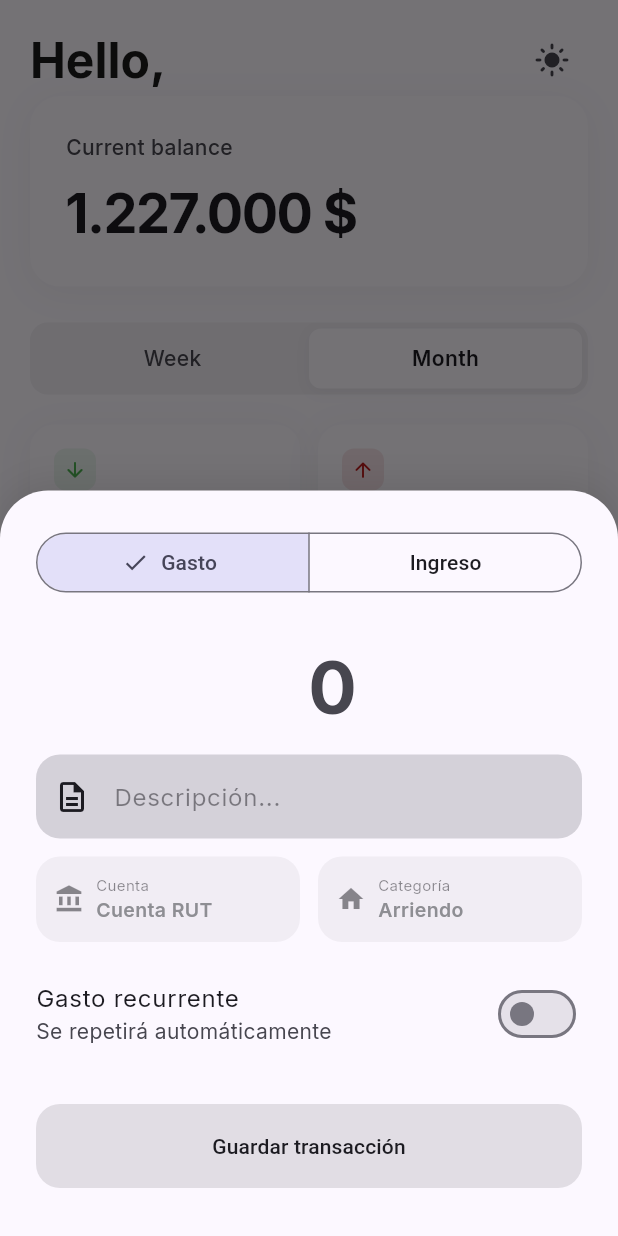
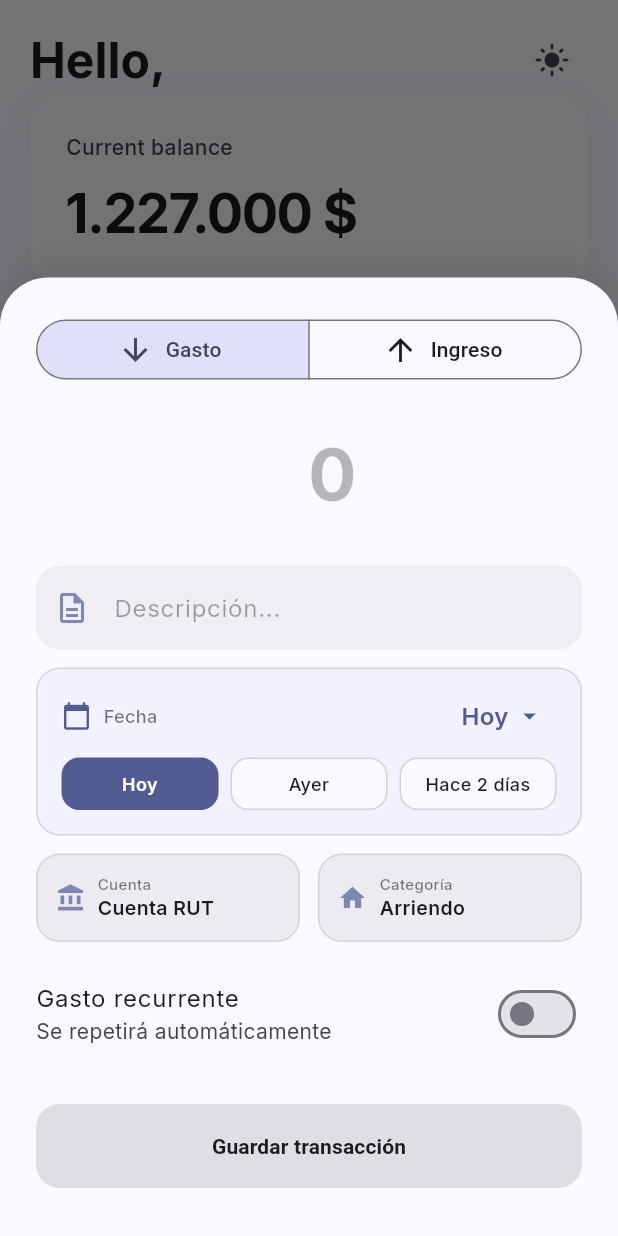
Before and after one commit to SebasUrbina/finapp, a Flutter app: the screen it shows after launch, after a tap on the "add" icon, on a phone screen of 412 x 824 dp. Run offline on Flutter 3.47's test engine with Material 3 defaults, Android fonts, the phone set to English and light mode, and no system bars; our stand-ins replace flutter_riverpod, google_fonts.

Commit message:
✨ feat: se agrega selector de fecha al quick entry

```diff
--- a/lib/core/theme/app_theme.dart
+++ b/lib/core/theme/app_theme.dart
@@ -2,7 +2,7 @@ import 'package:flutter/material.dart';
 import 'package:google_fonts/google_fonts.dart';
 
 class AppTheme {
-  static const Color seedPrimary = Color(0xFF6C63FF);
+  static const Color seedPrimary = Color.fromARGB(255, 2, 60, 250);
 
   // --- TEMA CLARO ---
   static ThemeData lightTheme = ThemeData(
--- a/lib/features/quick_entry/quick_entry_controller.dart
+++ b/lib/features/quick_entry/quick_entry_controller.dart
@@ -22,6 +22,7 @@ class QuickEntryController extends AutoDisposeNotifier<QuickEntryState> {
   void setType(TransactionType t) => state = state.copyWith(type: t);
   void setAccount(Account? a) => state = state.copyWith(selectedAccount: a);
   void setCategory(Category? c) => state = state.copyWith(selectedCategory: c);
+  void setDate(DateTime d) => state = state.copyWith(selectedDate: d);
   void toggleRecurring(bool v) => state = state.copyWith(isRecurring: v);
 
   void setRecurrence(RecurrenceFrequency f, int i, int d) {
@@ -36,7 +37,7 @@ class QuickEntryController extends AutoDisposeNotifier<QuickEntryState> {
       accountId: state.selectedAccount!.id,
       categoryId: state.selectedCategory!.id,
       amount: Money(state.amount.toInt()),
-      date: DateTime.now(),
+      date: state.selectedDate,
       type: state.type,
       description: state.description,
     );
--- a/lib/features/quick_entry/quick_entry_sheet_screen.dart
+++ b/lib/features/quick_entry/quick_entry_sheet_screen.dart
@@ -2,6 +2,7 @@ import 'package:finapp/data/providers/finance_providers.dart';
 import 'package:finapp/features/quick_entry/quick_entry_controller.dart';
 import 'package:finapp/features/quick_entry/widgets/account_category_row.dart';
 import 'package:finapp/features/quick_entry/widgets/amount_input.dart';
+import 'package:finapp/features/quick_entry/widgets/date_selector.dart';
 import 'package:finapp/features/quick_entry/widgets/description_input.dart';
 import 'package:finapp/features/quick_entry/widgets/recurrence_options.dart';
 import 'package:finapp/features/quick_entry/widgets/recurring_toggle.dart';
@@ -35,7 +36,13 @@ class QuickEntrySheet extends ConsumerWidget {
               ),
               const SizedBox(height: 16),
               AmountInput(value: state.amount, onChanged: notifier.setAmount),
+              const SizedBox(height: 16),
               DescriptionInput(onChanged: notifier.setDescription),
+              const SizedBox(height: 12),
+              DateSelector(
+                selectedDate: state.selectedDate,
+                onChanged: notifier.setDate,
+              ),
               const SizedBox(height: 12),
               AccountCategoryRow(
                 selectedAccount: state.selectedAccount,
--- a/lib/features/quick_entry/quick_entry_state.dart
+++ b/lib/features/quick_entry/quick_entry_state.dart
@@ -6,6 +6,7 @@ class QuickEntryState {
   final String description;
   final Account? selectedAccount;
   final Category? selectedCategory;
+  final DateTime selectedDate;
   final bool isRecurring;
   final RecurrenceFrequency frequency;
   final int interval;
@@ -17,11 +18,12 @@ class QuickEntryState {
     this.description = '',
     this.selectedAccount,
     this.selectedCategory,
+    DateTime? selectedDate,
     this.isRecurring = false,
     this.frequency = RecurrenceFrequency.monthly,
     this.interval = 1,
     this.dayOfMonth = 1,
-  });
+  }) : selectedDate = selectedDate ?? DateTime.now();
 
   bool get canSubmit =>
       amount > 0 && selectedAccount != null && selectedCategory != null;
@@ -32,6 +34,7 @@ class QuickEntryState {
     String? description,
     Account? selectedAccount,
     Category? selectedCategory,
+    DateTime? selectedDate,
     bool? isRecurring,
     RecurrenceFrequency? frequency,
     int? interval,
@@ -43,6 +46,7 @@ class QuickEntryState {
       description: description ?? this.description,
       selectedAccount: selectedAccount ?? this.selectedAccount,
       selectedCategory: selectedCategory ?? this.selectedCategory,
+      selectedDate: selectedDate ?? this.selectedDate,
       isRecurring: isRecurring ?? this.isRecurring,
       frequency: frequency ?? this.frequency,
       interval: interval ?? this.interval,
--- a/lib/features/quick_entry/widgets/account_category_row.dart
+++ b/lib/features/quick_entry/widgets/account_category_row.dart
@@ -1,6 +1,5 @@
 import 'package:flutter/material.dart';
 import 'package:finapp/domain/models/finance_models.dart';
-import 'package:finapp/core/theme/app_theme.dart';
 
 class AccountCategoryRow extends StatelessWidget {
   final Account? selectedAccount;
@@ -69,12 +68,16 @@ class SelectorCard extends StatelessWidget {
     return Container(
       padding: const EdgeInsets.all(12),
       decoration: BoxDecoration(
-        color: colors.onSurface.withValues(alpha: 0.05),
+        color: colors.surfaceContainerHighest.withValues(alpha: 0.6),
         borderRadius: BorderRadius.circular(16),
+        border: Border.all(
+          color: colors.outline.withValues(alpha: 0.2),
+          width: 1,
+        ),
       ),
       child: Row(
         children: [
-          Icon(icon, size: 20, color: colors.onSurface.withValues(alpha: 0.5)),
+          Icon(icon, size: 20, color: colors.primary.withValues(alpha: 0.7)),
           const SizedBox(width: 8),
           Expanded(
             child: Column(
@@ -83,13 +86,18 @@ class SelectorCard extends StatelessWidget {
                 Text(
                   label,
                   style: TextStyle(
-                    color: colors.onSurface.withValues(alpha: 0.5),
+                    color: colors.onSurface.withValues(alpha: 0.6),
                     fontSize: 10,
+                    fontWeight: FontWeight.w500,
                   ),
                 ),
                 Text(
                   value,
-                  style: TextStyle(fontWeight: FontWeight.w600, fontSize: 13),
+                  style: TextStyle(
+                    fontWeight: FontWeight.w600,
+                    fontSize: 13,
+                    color: colors.onSurface,
+                  ),
                   overflow: TextOverflow.ellipsis,
                 ),
               ],
--- a/lib/features/quick_entry/widgets/amount_input.dart
+++ b/lib/features/quick_entry/widgets/amount_input.dart
@@ -1,5 +1,4 @@
 import 'package:flutter/material.dart';
-import 'package:finapp/core/theme/app_theme.dart';
 
 class AmountInput extends StatelessWidget {
   final double value;
@@ -21,7 +20,13 @@ class AmountInput extends StatelessWidget {
       ),
       decoration: InputDecoration(
         hintText: '0',
+        hintStyle: TextStyle(color: colors.onSurface.withValues(alpha: 0.3)),
         prefixText: r'$',
+        prefixStyle: TextStyle(
+          fontSize: 48,
+          fontWeight: FontWeight.bold,
+          color: colors.primary,
+        ),
         border: InputBorder.none,
       ),
       onChanged: (v) {
--- /dev/null
+++ b/lib/features/quick_entry/widgets/date_selector.dart
@@ -0,0 +1,208 @@
+import 'package:flutter/material.dart';
+import 'package:intl/intl.dart';
+
+class DateSelector extends StatelessWidget {
+  final DateTime selectedDate;
+  final ValueChanged<DateTime> onChanged;
+
+  const DateSelector({
+    super.key,
+    required this.selectedDate,
+    required this.onChanged,
+  });
+
+  @override
+  Widget build(BuildContext context) {
+    final theme = Theme.of(context);
+    final colors = theme.colorScheme;
+
+    return Container(
+      padding: const EdgeInsets.all(16),
+      decoration: BoxDecoration(
+        color: colors.primaryContainer.withValues(alpha: 0.3),
+        borderRadius: BorderRadius.circular(16),
+        border: Border.all(
+          color: colors.primary.withValues(alpha: 0.2),
+          width: 1,
+        ),
+      ),
+      child: Column(
+        crossAxisAlignment: CrossAxisAlignment.start,
+        children: [
+          Row(
+            children: [
+              Icon(Icons.calendar_today, size: 20, color: colors.primary),
+              const SizedBox(width: 8),
+              Text(
+                'Fecha',
+                style: TextStyle(
+                  color: colors.onSurface.withValues(alpha: 0.6),
+                  fontSize: 12,
+                  fontWeight: FontWeight.w500,
+                ),
+              ),
+              const Spacer(),
+              InkWell(
+                onTap: () => _showDatePicker(context),
+                borderRadius: BorderRadius.circular(8),
+                child: Padding(
+                  padding: const EdgeInsets.symmetric(
+                    horizontal: 8,
+                    vertical: 4,
+                  ),
+                  child: Row(
+                    children: [
+                      Text(
+                        _formatDate(selectedDate),
+                        style: TextStyle(
+                          color: colors.primary,
+                          fontSize: 16,
+                          fontWeight: FontWeight.w600,
+                        ),
+                      ),
+                      const SizedBox(width: 4),
+                      Icon(
+                        Icons.arrow_drop_down,
+                        color: colors.primary,
+                        size: 20,
+                      ),
+                    ],
+                  ),
+                ),
+              ),
+            ],
+          ),
+          const SizedBox(height: 12),
+          Row(
+            children: [
+              _QuickDateButton(
+                label: 'Hoy',
+                isSelected: _isToday(selectedDate),
+                onTap: () => onChanged(DateTime.now()),
+                colors: colors,
+              ),
+              const SizedBox(width: 8),
+              _QuickDateButton(
+                label: 'Ayer',
+                isSelected: _isYesterday(selectedDate),
+                onTap: () =>
+                    onChanged(DateTime.now().subtract(const Duration(days: 1))),
+                colors: colors,
+              ),
+              const SizedBox(width: 8),
+              _QuickDateButton(
+                label: 'Hace 2 días',
+                isSelected: _isDaysAgo(selectedDate, 2),
+                onTap: () =>
+                    onChanged(DateTime.now().subtract(const Duration(days: 2))),
+                colors: colors,
+              ),
+            ],
+          ),
+        ],
+      ),
+    );
+  }
+
+  Future<void> _showDatePicker(BuildContext context) async {
+    final picked = await showDatePicker(
+      context: context,
+      initialDate: selectedDate,
+      firstDate: DateTime(2020),
+      lastDate: DateTime.now().add(const Duration(days: 365)),
+      builder: (context, child) {
+        return Theme(
+          data: Theme.of(
+            context,
+          ).copyWith(colorScheme: Theme.of(context).colorScheme),
+          child: child!,
+        );
+      },
+    );
+
+    if (picked != null) {
+      onChanged(picked);
+    }
+  }
+
+  String _formatDate(DateTime date) {
+    final now = DateTime.now();
+    final today = DateTime(now.year, now.month, now.day);
+    final dateOnly = DateTime(date.year, date.month, date.day);
+
+    if (dateOnly == today) {
+      return 'Hoy';
+    } else if (dateOnly == today.subtract(const Duration(days: 1))) {
+      return 'Ayer';
+    } else {
+      return DateFormat('d MMM', 'es').format(date);
+    }
+  }
+
+  bool _isToday(DateTime date) {
+    final now = DateTime.now();
+    return date.year == now.year &&
+        date.month == now.month &&
+        date.day == now.day;
+  }
+
+  bool _isYesterday(DateTime date) {
+    final yesterday = DateTime.now().subtract(const Duration(days: 1));
+    return date.year == yesterday.year &&
+        date.month == yesterday.month &&
+        date.day == yesterday.day;
+  }
+
+  bool _isDaysAgo(DateTime date, int days) {
+    final target = DateTime.now().subtract(Duration(days: days));
+    return date.year == target.year &&
+        date.month == target.month &&
+        date.day == target.day;
+  }
+}
+
+class _QuickDateButton extends StatelessWidget {
+  final String label;
+  final bool isSelected;
+  final VoidCallback onTap;
+  final ColorScheme colors;
+
+  const _QuickDateButton({
+    required this.label,
+    required this.isSelected,
+    required this.onTap,
+    required this.colors,
+  });
+
+  @override
+  Widget build(BuildContext context) {
+    return Expanded(
+      child: InkWell(
+        onTap: onTap,
+        borderRadius: BorderRadius.circular(12),
+        child: Container(
+          padding: const EdgeInsets.symmetric(vertical: 8),
+          decoration: BoxDecoration(
+            color: isSelected ? colors.primary : colors.surface,
+            borderRadius: BorderRadius.circular(12),
+            border: Border.all(
+              color: isSelected
+                  ? colors.primary
+                  : colors.outline.withValues(alpha: 0.3),
+              width: 1,
+            ),
+          ),
+          child: Text(
+            label,
+            textAlign: TextAlign.center,
+            style: TextStyle(
+              color: isSelected ? colors.onPrimary : colors.onSurface,
+              fontSize: 12,
+              fontWeight: isSelected ? FontWeight.w600 : FontWeight.w500,
+            ),
+          ),
+        ),
+      ),
+    );
+  }
+}
--- a/lib/features/quick_entry/widgets/description_input.dart
+++ b/lib/features/quick_entry/widgets/description_input.dart
@@ -1,5 +1,4 @@
 import 'package:flutter/material.dart';
-import 'package:finapp/core/theme/app_theme.dart';
 
 class DescriptionInput extends StatelessWidget {
   final ValueChanged<String> onChanged;
@@ -13,14 +12,17 @@ class DescriptionInput extends StatelessWidget {
     return TextField(
       decoration: InputDecoration(
         hintText: 'Descripción...',
-        hintStyle: TextStyle(color: colors.onSurface.withValues(alpha: 0.5)),
+        hintStyle: TextStyle(color: colors.onSurface.withValues(alpha: 0.4)),
         filled: true,
-        fillColor: theme.dividerColor.withValues(alpha: 0.3),
+        fillColor: colors.surfaceContainerHighest.withValues(alpha: 0.5),
         border: OutlineInputBorder(
           borderRadius: BorderRadius.circular(16),
           borderSide: BorderSide.none,
         ),
-        prefixIcon: Icon(Icons.description_outlined, color: colors.onSurface),
+        prefixIcon: Icon(
+          Icons.description_outlined,
+          color: colors.primary.withValues(alpha: 0.7),
+        ),
       ),
       onChanged: onChanged,
     );
--- a/lib/features/quick_entry/widgets/save_button.dart
+++ b/lib/features/quick_entry/widgets/save_button.dart
@@ -1,5 +1,4 @@
 import 'package:flutter/material.dart';
-import 'package:finapp/core/theme/app_theme.dart';
 
 class SaveButton extends StatelessWidget {
   final bool isRecurring;
@@ -24,13 +23,16 @@ class SaveButton extends StatelessWidget {
           backgroundColor: colors.primary,
           foregroundColor: colors.onPrimary,
           padding: const EdgeInsets.symmetric(vertical: 18),
+          elevation: onPressed != null ? 2 : 0,
           shape: RoundedRectangleBorder(
             borderRadius: BorderRadius.circular(16),
           ),
         ),
         child: Text(
           isRecurring ? 'Guardar gasto recurrente' : 'Guardar transacción',
-          style: theme.textTheme.labelLarge,
+          style: theme.textTheme.labelLarge?.copyWith(
+            fontWeight: FontWeight.w600,
+          ),
         ),
       ),
     );
--- a/lib/features/quick_entry/widgets/type_switcher.dart
+++ b/lib/features/quick_entry/widgets/type_switcher.dart
@@ -13,19 +13,23 @@ class TransactionTypeSwitcher extends StatelessWidget {
 
   @override
   Widget build(BuildContext context) {
+    final theme = Theme.of(context);
     return Row(
       mainAxisAlignment: MainAxisAlignment.center,
       children: [
         Expanded(
           child: SegmentedButton<TransactionType>(
+            showSelectedIcon: false,
             segments: const [
               ButtonSegment<TransactionType>(
                 value: TransactionType.expense,
                 label: Text('Gasto'),
+                icon: Icon(Icons.arrow_downward, size: 24),
               ),
               ButtonSegment<TransactionType>(
                 value: TransactionType.income,
                 label: Text('Ingreso'),
+                icon: Icon(Icons.arrow_upward, size: 24),
               ),
             ],
             selected: {selected},
```
